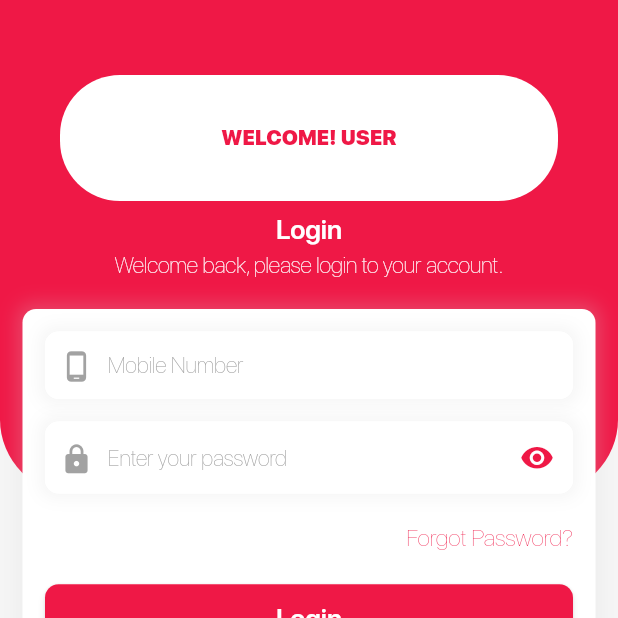
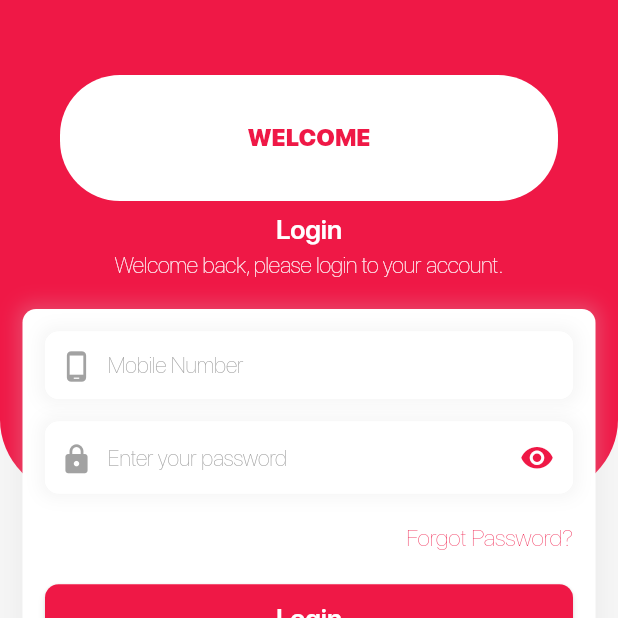
Before and after one commit to duetianmehedishuvo/product_buy_sell_using_blockchain_firebase, a Flutter app: the screen it shows after launch, on a phone screen of 412 x 824 dp, the top half of it. Run offline on Flutter 3.47's test engine with Material 2 defaults, Android fonts, the phone set to English and light mode, and no system bars; our stand-ins replace cloud_firestore, firebase_core, flutter_svg, get_it, image_gallery_saver, permission_handler and 3 more; missing offline and left inert: encryptor, mobile_scanner, syncfusion_flutter_barcodes; accounts and stored records are empty; project files that could hold a hidden picture were left out.

Commit message:
a major issue fix when user search data then if data not exists related issue solve and also user login information

```diff
--- a/lib/screens/auth/login_screen.dart
+++ b/lib/screens/auth/login_screen.dart
@@ -96,7 +96,7 @@ class LoginScreen extends StatelessWidget {
 
                                         FireStoreDatabaseHelper.getUserData(phoneController.text).then((value) {
                                           authProvider.saveUserInformation(value);
-                                          Provider.of<AuthProvider>(context, listen: false).getUserInfo();
+                                          // Provider.of<AuthProvider>(context, listen: false).getUserInfo();
                                           if (value.userType == 2) {
                                             Helper.toRemoveUntilScreen(context, const AdminDashboardScreen());
                                           } else if (value.userType == 1) {
--- a/lib/screens/auth/widget/header_widget.dart
+++ b/lib/screens/auth/widget/header_widget.dart
@@ -46,7 +46,7 @@ class HeaderWidget extends StatelessWidget {
               alignment: Alignment.center,
               padding: const EdgeInsets.all(15),
               decoration: BoxDecoration(color: Colors.white, borderRadius: BorderRadius.circular(40)),
-              child: Text('WELCOME! USER', style: sfProStyle900Black.copyWith(color: colorPrimary))),
+              child: Text('WELCOME', style: sfProStyle900Black.copyWith(color: colorPrimary,fontSize: 16))),
           const SizedBox(height: 8),
           Center(child: CustomText(title: title, textStyle: sfProStyle600SemiBold.copyWith(color: Colors.white, fontSize: 18))),
           const SizedBox(height: 5),
--- a/lib/screens/distributors/search/qr_search_screen.dart
+++ b/lib/screens/distributors/search/qr_search_screen.dart
@@ -43,7 +43,8 @@ class _QRViewExampleState extends State<QRSearchScreen> {
                           } else {
                             showMessage(context, message: 'Not Found');
                           }
-                          Helper.toScreen(context, SearchScreen(code));
+                          cameraController.dispose();
+                          Helper.toReplacementScreenSlideLeftToRight(context, SearchScreen(code));
                           //Products_ EHgoqXWwxiEf4/WKWxwIB4GHbwMBfeXu
                           // Navigator.of(context).pushReplacement(MaterialPageRoute(builder: (_) => SearchScreen(qrSearchData: code)));
                         }
```
Also changed, not shown: lib/screens/distributors/search/search_screen.dart (+5 -5 lines).
